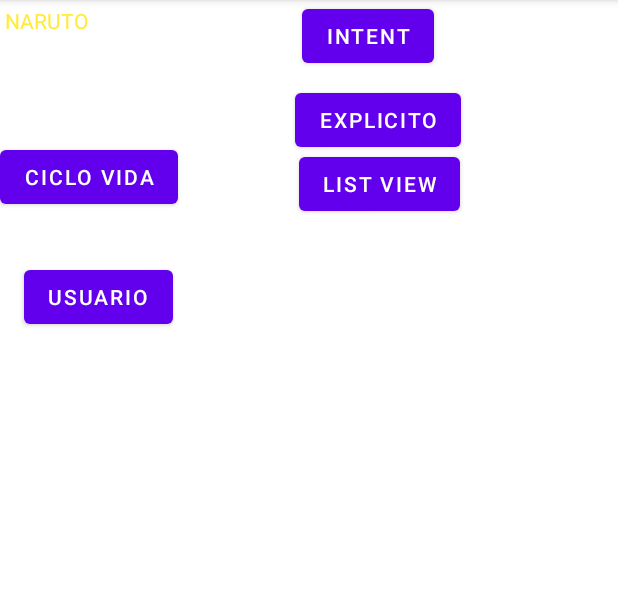
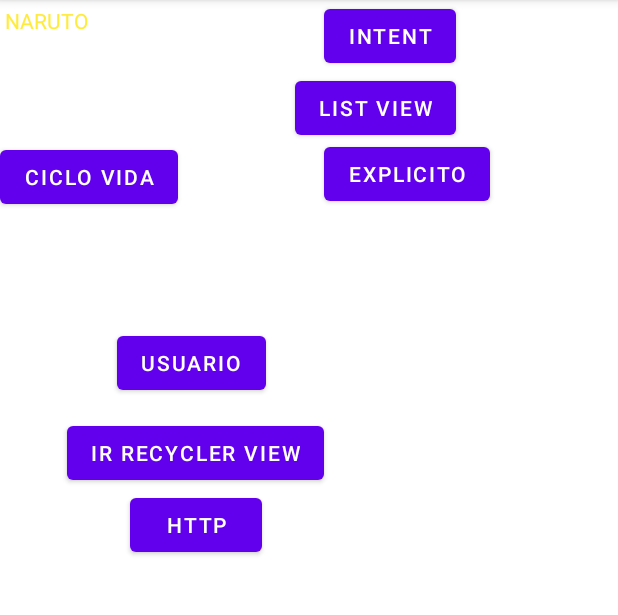
Before and after one commit to 2021-a-moviles-computacion/mov-comp-erazo-cucas-maria-cristina, an Android app: the screen it shows after launch (MainActivity), on a phone screen of 412 x 824 dp, the part 84-699 px from its top. Run offline under Robolectric (Android 15) with nearby library versions, the phone set to English and light mode, and no system bars.

Commit message:
Examen terminado

```diff
--- a/02-android/app/build.gradle
+++ b/02-android/app/build.gradle
@@ -42,4 +42,8 @@ dependencies {
     testImplementation 'junit:junit:4.+'
     androidTestImplementation 'androidx.test.ext:junit:1.1.2'
     androidTestImplementation 'androidx.test.espresso:espresso-core:3.3.0'
+    implementation 'com.github.kittinunf.fuel:fuel:2.3.1'
+    implementation 'com.beust:klaxon:5.5'
+
+
 }
--- a/02-android/app/src/main/java/com/example/aplicacionesmoviles2021a/BListView.kt
+++ b/02-android/app/src/main/java/com/example/aplicacionesmoviles2021a/BListView.kt
@@ -80,7 +80,7 @@ class BListView : AppCompatActivity() {
 
                 return@setOnItemLongClickListener true
             }
-//        registerForContextMenu(listViewEjemplo)
+        registerForContextMenu(listViewEjemplo)
 
     }
 
--- a/02-android/app/src/main/java/com/example/aplicacionesmoviles2021a/MainActivity.kt
+++ b/02-android/app/src/main/java/com/example/aplicacionesmoviles2021a/MainActivity.kt
@@ -52,7 +52,17 @@ class MainActivity : AppCompatActivity() {
         val botorIrUsuario= findViewById<Button>(R.id.btn_ir_usuario)
         botorIrUsuario.setOnClickListener{abrirActividad(Crud::class.java)}
 
+        val botonAbrirRecyclerView= findViewById<Button>(R.id.btn_ir_recycler_view)
+            botonAbrirRecyclerView
+                .setOnClickListener{
+                    abrirActividadConParametros(GRecyclerView::class.java)
+                }
 
+        val botonirHTTP= findViewById<Button>(R.id.btn_ir_http)
+        botonirHTTP
+            .setOnClickListener{
+                abrirActividadConParametros(HTTPActivity::class.java)
+            }
 
 
 
@@ -78,13 +88,13 @@ class MainActivity : AppCompatActivity() {
             this,
             clase
         )
-        intentExplicito.putExtra("nombre", "Adrian")
-        intentExplicito.putExtra("apellido", "Eguez")
-        intentExplicito.putExtra("edad", 32)
-        intentExplicito.putExtra(
-            "entrenador",
-            BEntrenador("Adrian", "Eguez")
-        )
+//        intentExplicito.putExtra("nombre", "Adrian")
+//        intentExplicito.putExtra("apellido", "Eguez")
+//        intentExplicito.putExtra("edad", 32)
+//        intentExplicito.putExtra(
+//            "entrenador",
+//            BEntrenador("Adrian", "Eguez")
+//        )
         startActivityForResult(intentExplicito, CODIGO_RESPUESTA_INTENT_EXPLICITO)
 
 //        registerForActivityResult(ActivityResultContracts.StartActivityForResult()){
@@ -114,7 +124,9 @@ class MainActivity : AppCompatActivity() {
                             data.getParcelableExtra<BEntrenador>("entrenadorModificado")
                         Log.i("intent-explicito", "${nombre}")
                         Log.i("intent-explicito", "${edad}")
-                        Log.i("intent-explicito", "${entrenador}")
+                        if (entrenador != null) {
+                            Log.i("intent-explicito", "${entrenador.nombre}")
+                        }
                     }
                 }
             }
--- a/02-android/app/src/main/res/layout/activity_main.xml
+++ b/02-android/app/src/main/res/layout/activity_main.xml
@@ -37,10 +37,10 @@
         android:text="List View"
         app:layout_constraintBottom_toBottomOf="parent"
         app:layout_constraintEnd_toEndOf="parent"
-        app:layout_constraintHorizontal_bias="0.655"
+        app:layout_constraintHorizontal_bias="0.645"
         app:layout_constraintStart_toStartOf="parent"
         app:layout_constraintTop_toTopOf="parent"
-        app:layout_constraintVertical_bias="0.137" />
+        app:layout_constraintVertical_bias="0.067" />
 
     <Button
         android:id="@+id/btn_ir_intent"
@@ -48,18 +48,18 @@
         android:layout_height="wrap_content"
         android:text="INTENT"
         app:layout_constraintEnd_toEndOf="@+id/btn_ir_list_view"
-        app:layout_constraintHorizontal_bias="0.095"
+        app:layout_constraintHorizontal_bias="1.0"
         app:layout_constraintStart_toStartOf="@+id/btn_ir_list_view"
-        tools:layout_editor_absoluteY="142dp" />
+        tools:layout_editor_absoluteY="150dp" />
 
     <Button
         android:id="@+id/btn_ir_intent_implicito"
         android:layout_width="wrap_content"
         android:layout_height="wrap_content"
-        android:layout_marginTop="8dp"
+        android:layout_marginTop="44dp"
         android:text="EXPLICITO"
         app:layout_constraintEnd_toEndOf="@+id/btn_ir_intent"
-        app:layout_constraintHorizontal_bias="0.208"
+        app:layout_constraintHorizontal_bias="0.0"
         app:layout_constraintStart_toStartOf="@+id/btn_ir_intent"
         app:layout_constraintTop_toBottomOf="@+id/btn_ir_intent" />
 
@@ -67,11 +67,31 @@
         android:id="@+id/btn_ir_usuario"
         android:layout_width="wrap_content"
         android:layout_height="wrap_content"
-        android:layout_marginTop="32dp"
+        android:layout_marginTop="76dp"
         android:text="USUARIO"
         app:layout_constraintEnd_toEndOf="parent"
-        app:layout_constraintHorizontal_bias="0.051"
+        app:layout_constraintHorizontal_bias="0.25"
         app:layout_constraintStart_toStartOf="parent"
         app:layout_constraintTop_toBottomOf="@+id/btn_ciclo_vida" />
 
+    <Button
+        android:id="@+id/btn_ir_recycler_view"
+        android:layout_width="wrap_content"
+        android:layout_height="wrap_content"
+        android:layout_marginTop="12dp"
+        android:text="Ir recycler View"
+        app:layout_constraintEnd_toEndOf="@+id/btn_ir_usuario"
+        app:layout_constraintHorizontal_bias="0.472"
+        app:layout_constraintStart_toStartOf="@+id/btn_ir_usuario"
+        app:layout_constraintTop_toBottomOf="@+id/btn_ir_usuario" />
+
+    <Button
+        android:id="@+id/btn_ir_http"
+        android:layout_width="wrap_content"
+        android:layout_height="wrap_content"
+        android:text="HTTP"
+        app:layout_constraintEnd_toEndOf="@+id/btn_ir_recycler_view"
+        app:layout_constraintStart_toStartOf="@+id/btn_ir_recycler_view"
+        app:layout_constraintTop_toBottomOf="@+id/btn_ir_recycler_view" />
+
 </androidx.constraintlayout.widget.ConstraintLayout>
```
Also changed, not shown: 02-android/app/src/main/AndroidManifest.xml (+6 -1 lines), 02-android/app/src/main/java/com/example/aplicacionesmoviles2021a/Crud.kt (+5 -5 lines), 02-android/app/src/main/java/com/example/aplicacionesmoviles2021a/FRecycleViewAdaptadorNombreCedula.kt (added, +76 -0 lines), 02-android/app/src/main/java/com/example/aplicacionesmoviles2021a/GRecyclerView.kt (added, +64 -0 lines), 02-android/app/src/main/java/com/example/aplicacionesmoviles2021a/HTTPActivity.kt (added, +67 -0 lines), 02-android/app/src/main/java/com/example/aplicacionesmoviles2021a/IPostHttp.kt (added, +20 -0 lines), 02-android/app/src/main/res/layout/activity_blist_view.xml (+16 -1 lines), 02-android/app/src/main/res/layout/activity_cintent_explicito_parametros.xml (+26 -0 lines), 02-android/app/src/main/res/layout/activity_grecycler_view.xml (added, +30 -0 lines), 02-android/app/src/main/res/layout/activity_httpactivity.xml (added, +9 -0 lines), 02-android/app/src/main/res/layout/recycler_view_vista.xml (added, +55 -0 lines), 1 other file.
